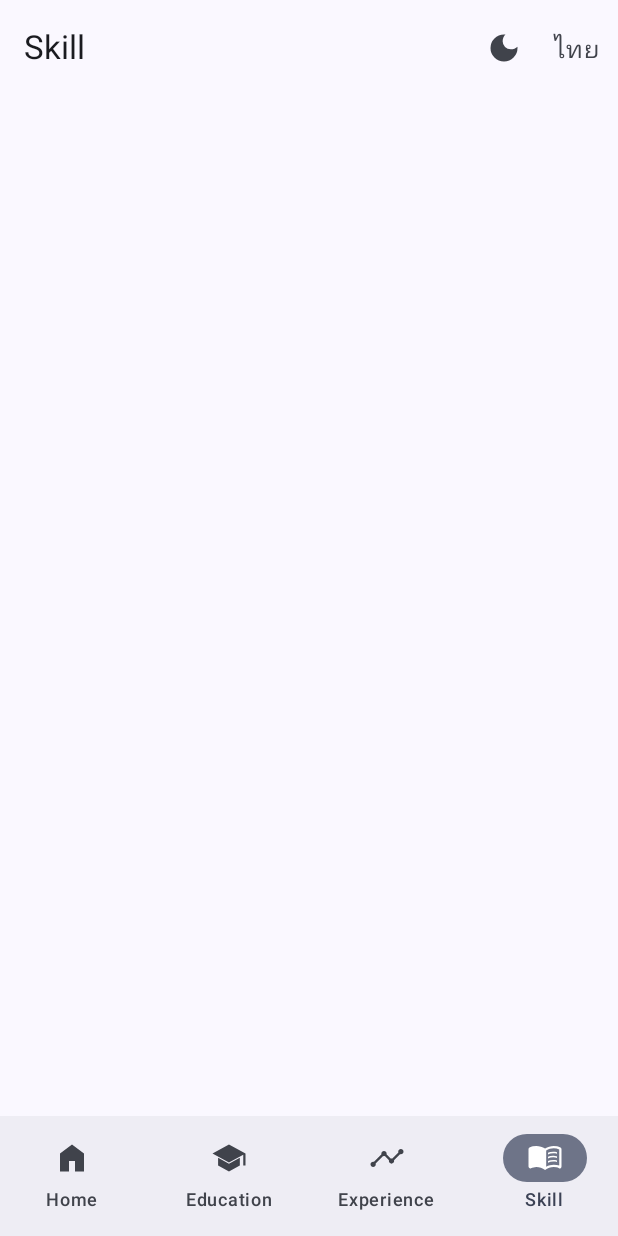
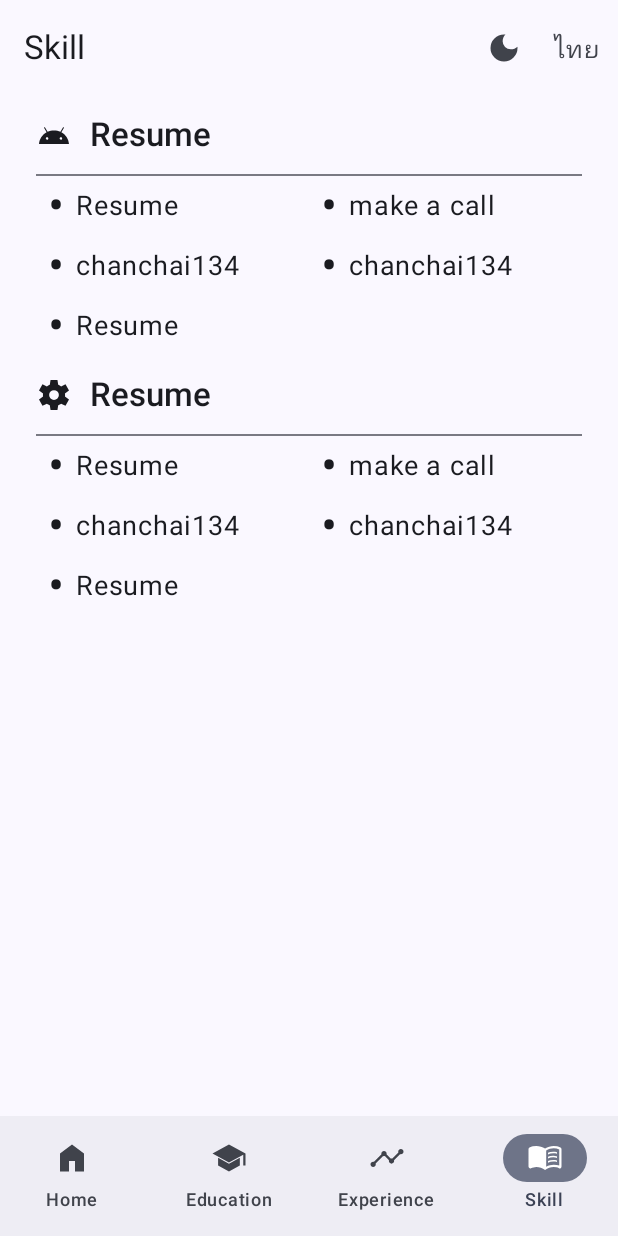
Before and after one commit to chanchai134/resume-android, an Android app built with Jetpack Compose: the SkillScreen screen opened through its navigation route, on a phone screen of 412 x 824 dp. Run offline under Robolectric (Android 15) with nearby library versions, the phone set to English and light mode, and no system bars; our stand-ins replace constraintlayout-compose.

Commit message:
add skill page

```diff
--- a/app/src/main/java/chanchai134/resume/ui/SkillScreen.kt
+++ b/app/src/main/java/chanchai134/resume/ui/SkillScreen.kt
@@ -1,19 +1,96 @@
 package chanchai134.resume.ui
 
-import android.content.res.Configuration
+import androidx.compose.foundation.layout.Column
+import androidx.compose.foundation.layout.Row
+import androidx.compose.foundation.layout.Spacer
+import androidx.compose.foundation.layout.aspectRatio
+import androidx.compose.foundation.layout.fillMaxSize
+import androidx.compose.foundation.layout.padding
+import androidx.compose.foundation.layout.width
+import androidx.compose.foundation.lazy.grid.GridCells
+import androidx.compose.foundation.lazy.grid.GridItemSpan
+import androidx.compose.foundation.lazy.grid.LazyGridScope
+import androidx.compose.foundation.lazy.grid.LazyVerticalGrid
+import androidx.compose.foundation.lazy.grid.items
+import androidx.compose.material3.Divider
+import androidx.compose.material3.Icon
+import androidx.compose.material3.MaterialTheme
+import androidx.compose.material3.Text
 import androidx.compose.runtime.Composable
+import androidx.compose.ui.Alignment
 import androidx.compose.ui.Modifier
+import androidx.compose.ui.res.dimensionResource
+import androidx.compose.ui.res.painterResource
+import androidx.compose.ui.res.stringResource
+import androidx.compose.ui.text.font.FontWeight
 import androidx.compose.ui.tooling.preview.Preview
+import androidx.compose.ui.unit.Dp
+import androidx.compose.ui.unit.sp
+import chanchai134.resume.R
 import chanchai134.resume.ui.theme.ResumeandroidTheme
 
 @Composable
 fun SkillScreen(modifier: Modifier = Modifier) {
+    val semiPadding = dimensionResource(R.dimen.semi_padding)
+
+    LazyVerticalGrid(GridCells.Fixed(2),
+        modifier
+            .fillMaxSize()
+            .padding(
+                horizontal = dimensionResource(R.dimen.padding)
+            )
+    ) {
+        skillList(R.string.app_name, R.drawable.ic_android, listOf(R.string.app_name,R.string.call, R.string.linkedin, R.string.github, R.string.app_name))
+        skillList(R.string.app_name, R.drawable.ic_backend, listOf(R.string.app_name,R.string.call, R.string.linkedin, R.string.github, R.string.app_name))
+        padding(semiPadding)
+    }
 }
 
-@Preview("Light", showBackground = true)
-@Preview("Dark", showBackground = true, uiMode = Configuration.UI_MODE_NIGHT_YES)
+private fun LazyGridScope.skillList(title: Int, icon: Int, skills: List<Int>) {
+    item(span = { GridItemSpan(maxLineSpan) }) {
+        Column {
+            Row(
+                Modifier.padding(vertical = dimensionResource(R.dimen.semi_padding)),
+                verticalAlignment = Alignment.CenterVertically
+            ) {
+                Icon(
+                    painterResource(icon),
+                    null,
+                    Modifier
+                        .padding(end = dimensionResource(R.dimen.semi_padding))
+                        .width(dimensionResource(R.dimen.icon))
+                        .aspectRatio(1f)
+                )
+                Text(
+                    stringResource(title),
+                    fontWeight = FontWeight.Medium,
+                    style = MaterialTheme.typography.titleLarge
+                )
+            }
+            Divider()
+        }
+    }
+    items(skills) {
+        Row(verticalAlignment = Alignment.CenterVertically) {
+            Text(" • ", style = MaterialTheme.typography.headlineLarge)
+            Text(
+                text = stringResource(it),
+                fontSize = 18.sp,
+                style = MaterialTheme.typography.bodyLarge
+            )
+        }
+    }
+}
+
+private fun LazyGridScope.padding(size: Dp) {
+    item(span = { GridItemSpan(maxLineSpan) }) {
+        Spacer(modifier = Modifier.padding(bottom = size))
+    }
+}
+
+@Preview(showBackground = true)
 @Composable
-fun SkillScreenPreview() {
+private fun SkillScreenPreview() {
     ResumeandroidTheme {
         SkillScreen()
     }
--- /dev/null
+++ b/app/src/main/res/drawable/ic_android.xml
@@ -0,0 +1,9 @@
+<vector xmlns:android="http://schemas.android.com/apk/res/android"
+    android:width="48dp"
+    android:height="48dp"
+    android:viewportWidth="96"
+    android:viewportHeight="96">
+  <path
+      android:fillColor="@android:color/white"
+      android:pathData="M 66.418 60.61 a 3.338 3.338 0 0 1 -3.335 -3.329 c 0 -1.84 1.492 -3.33 3.335 -3.33 a 3.337 3.337 0 0 1 3.335 3.33 c 0 1.84 -1.502 3.33 -3.335 3.33 Z m -36.826 0 a 3.338 3.338 0 0 1 -3.335 -3.329 c 0 -1.84 1.493 -3.33 3.335 -3.33 a 3.337 3.337 0 0 1 3.335 3.33 c 0 1.84 -1.492 3.33 -3.334 3.33 Z M 67.61 40.583 l 6.66 -11.509 c 0.381 -0.66 0.15 -1.51 -0.51 -1.89 a 1.391 1.391 0 0 0 -1.893 0.51 l -6.74 11.66 c -5.158 -2.35 -10.947 -3.66 -17.126 -3.66 c -6.18 0 -11.968 1.31 -17.126 3.66 l -6.74 -11.66 a 1.391 1.391 0 0 0 -1.893 -0.51 a 1.387 1.387 0 0 0 -0.51 1.89 l 6.66 11.51 C 16.953 46.791 9.14 58.35 8 72 h 80 c -1.142 -13.659 -8.953 -25.218 -20.39 -31.418 Z"/>
+</vector>
--- /dev/null
+++ b/app/src/main/res/drawable/ic_backend.xml
@@ -0,0 +1,9 @@
+<vector xmlns:android="http://schemas.android.com/apk/res/android"
+    android:width="48dp"
+    android:height="48dp"
+    android:viewportWidth="960"
+    android:viewportHeight="960">
+  <path
+      android:fillColor="@android:color/white"
+      android:pathData="M388,880L368,754Q349,747 328,735Q307,723 291,710L173,764L80,600L188,521Q186,512 185.5,500.5Q185,489 185,480Q185,471 185.5,459.5Q186,448 188,439L80,360L173,196L291,250Q307,237 328,225Q349,213 368,207L388,80L572,80L592,206Q611,213 632.5,224.5Q654,236 669,250L787,196L880,360L772,437Q774,447 774.5,458.5Q775,470 775,480Q775,490 774.5,501Q774,512 772,522L880,600L787,764L669,710Q653,723 632.5,735.5Q612,748 592,754L572,880L388,880ZM480,610Q534,610 572,572Q610,534 610,480Q610,426 572,388Q534,350 480,350Q426,350 388,388Q350,426 350,480Q350,534 388,572Q426,610 480,610Z"/>
+</vector>
```
